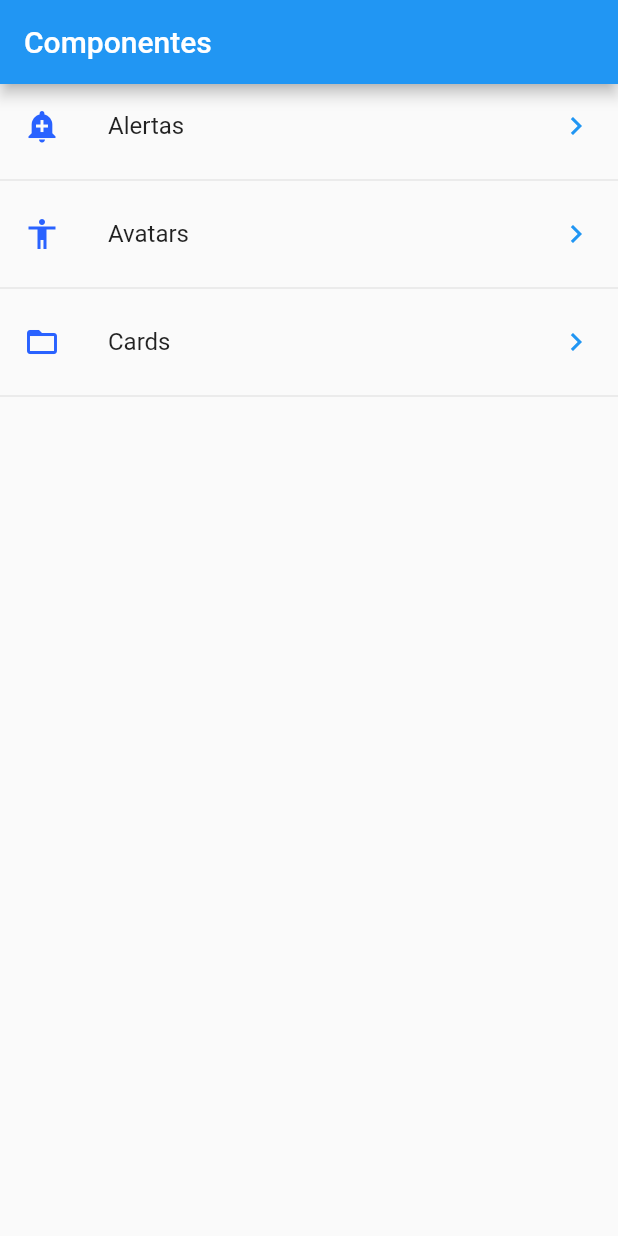
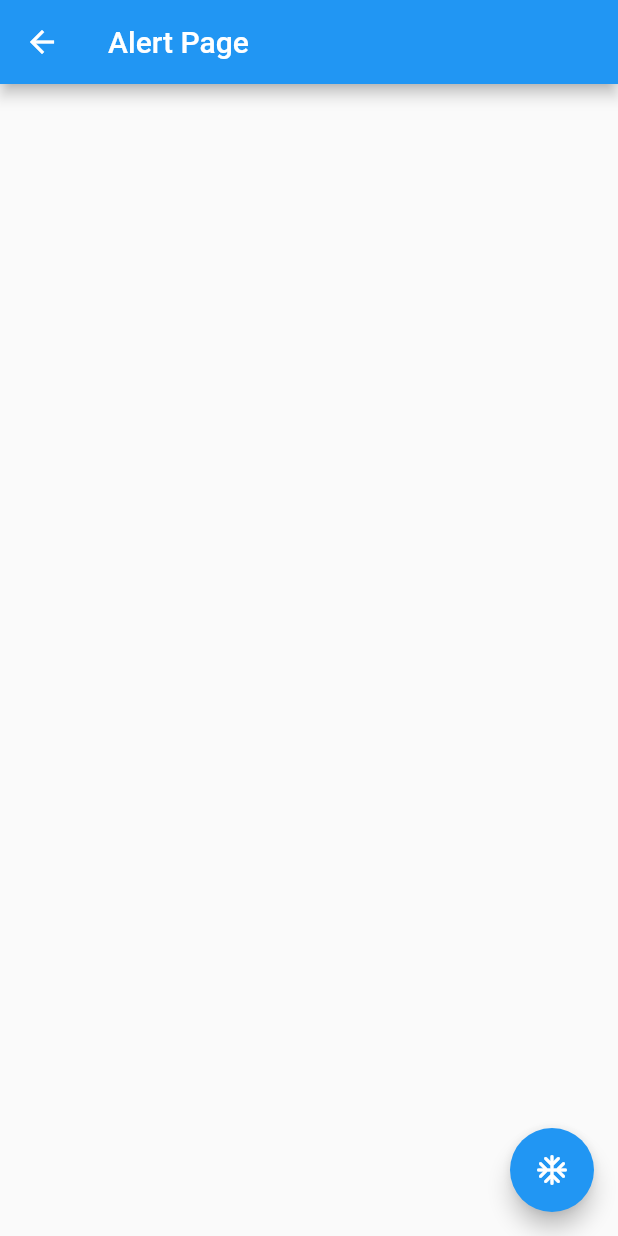
Before and after one commit to dev-cac/test, a Flutter app: the screen it shows after launch, after a tap on "Alertas", on a phone screen of 412 x 824 dp. Run offline on Flutter 3.47's test engine with Material 2 defaults, Android fonts, the phone set to English and light mode, and no system bars.

Commit message:
feat: navegando entre pantallas

```diff
--- /dev/null
+++ b/components/lib/src/pages/alert_page.dart
@@ -0,0 +1,20 @@
+import 'package:flutter/material.dart';
+
+class AlertPage extends StatelessWidget {
+  const AlertPage({super.key});
+
+  @override
+  Widget build(BuildContext context) {
+    return Scaffold(
+      appBar: AppBar(
+        title: const Text('Alert Page'),
+      ),
+      floatingActionButton: FloatingActionButton(
+        child: Icon(Icons.ac_unit_rounded),
+        onPressed: () {
+          Navigator.pop(context);
+        },
+      ),
+    );
+  }
+}
--- a/components/lib/src/pages/home_page.dart
+++ b/components/lib/src/pages/home_page.dart
@@ -1,7 +1,8 @@
-import 'package:components/src/utils/icon_util.dart';
 import 'package:flutter/material.dart';
 
 import 'package:components/src/providers/menu_provider.dart';
+import 'package:components/src/pages/alert_page.dart';
+import 'package:components/src/utils/icon_util.dart';
 
 class HomePage extends StatelessWidget {
   final List<String> opciones = const ['uno', 'dos', 'tres', 'cuatro', 'cinco'];
@@ -25,13 +26,13 @@
       initialData: const [],
       builder: (BuildContext context, AsyncSnapshot<List<dynamic>> snapshot) {
         return ListView(
-          children: _listItems(snapshot.data),
+          children: _listItems(snapshot.data, context),
         );
       },
     );
   }
 
-  List<Widget> _listItems(List<dynamic>? data) {
+  List<Widget> _listItems(List<dynamic>? data, BuildContext context) {
     final List<Widget> opciones = [];
 
     data?.forEach((elm) {
@@ -39,7 +40,10 @@
         title: Text(elm['texto']),
         leading: getIcon(elm['icon']),
         trailing: const Icon(Icons.keyboard_arrow_right, color: Colors.blue),
-        onTap: () {}
+        onTap: () {
+          final route = MaterialPageRoute(builder: (context) => const AlertPage());
+          Navigator.push(context, route);
+        }
       );
 
       opciones
```
Also changed, not shown: components/lib/src/pages/avatar_page.dart (added, +14 -0 lines).
